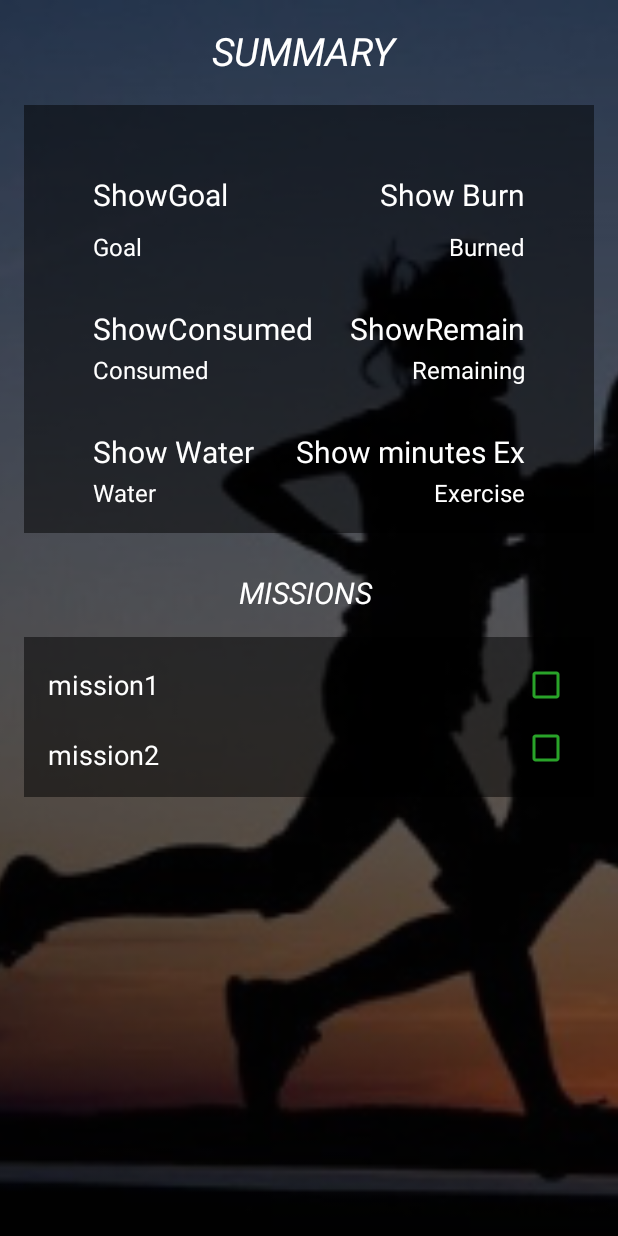
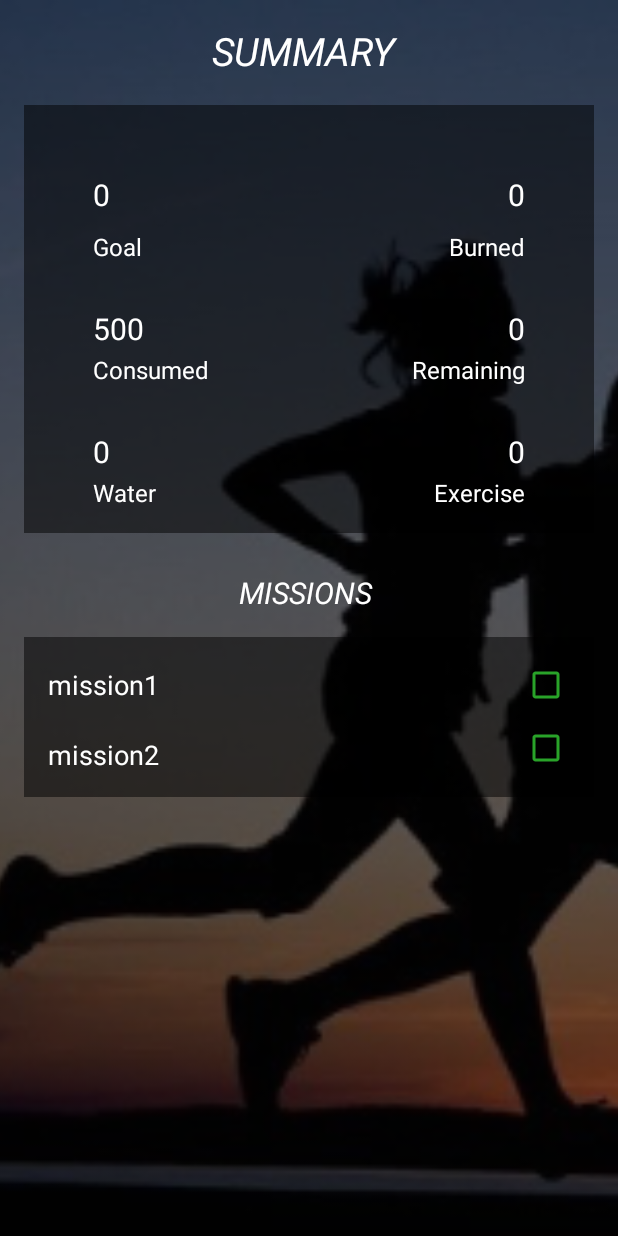
Before and after one commit to l3alanz/Final-project, an Android app: the screen it shows after launch (SummaryActivity), after a tap on "SUMMARY", on a phone screen of 412 x 824 dp. Run offline under Robolectric (Android 15) with nearby library versions, the phone set to English and light mode, and no system bars; libraries missing offline, so code that uses them is left out: com.inthecheesefactory.thecheeselibrary; 1 statement that could not run was skipped; 1 other tap on this screen came first.

Commit message:
Data Activity Update 2

```diff
--- a/app/src/main/java/com/example/nicha/finalproject/Service/ActivityRecordService.java
+++ b/app/src/main/java/com/example/nicha/finalproject/Service/ActivityRecordService.java
@@ -1,7 +1,14 @@
 package com.example.nicha.finalproject.Service;
 
 import android.content.Context;
+import android.database.Cursor;
 import android.database.sqlite.SQLiteDatabase;
+
+import com.example.nicha.finalproject.Model.ActivityRecord;
+import com.example.nicha.finalproject.Model.FoodRecord;
+
+import java.util.ArrayList;
+import java.util.List;
 
 /**
  * Created by Trinity on 4/18/2017.
@@ -14,6 +21,24 @@ public class ActivityRecordService {
 
     public ActivityRecordService(Context ctx){
         this.ctx = ctx;
-        mDb = mHelper.getWritableDatabase();
+        mHelper = new Database(ctx);
+    }
+
+    public List<String> getMinute(){
+        List<String> summary = new ArrayList<String>();
+        mDb = mHelper.getReadableDatabase();
+        Cursor cursor = mDb.rawQuery("SELECT SUM( " + ActivityRecord.Column.minute + ") " +
+                " FROM " + ActivityRecord.TABLE_NAME  + " WHERE " + ActivityRecord.Column.updatedDate + " = date()", null);
+        if (cursor != null) {
+            cursor.moveToFirst();
+        }
+
+        while ( !cursor.isAfterLast() ){
+            summary.add(cursor.getString(0));
+            cursor.moveToNext();
+        }
+        mDb.close();
+        mHelper.close();
+        return summary;
     }
 }
--- a/app/src/main/java/com/example/nicha/finalproject/Service/Database.java
+++ b/app/src/main/java/com/example/nicha/finalproject/Service/Database.java
@@ -226,7 +226,7 @@ public class Database extends SQLiteOpenHelper {
 
         // Create food record
         String CREATE_FOOD_RECORD_TABLE = String.format("CREATE TABLE %s " +
-                        "(%s INTEGER PRIMARY KEY  AUTOINCREMENT, %s TEXT, %s DOUBLE, %s DOUBLE, %s DOUBLE, %s DOUBLE, %s INTEGER, %s DOUBLE, %s TIMESTAMP)",
+                        "(%s INTEGER PRIMARY KEY  AUTOINCREMENT, %s TEXT, %s DOUBLE, %s DOUBLE, %s DOUBLE, %s DOUBLE, %s INTEGER, %s DOUBLE, %s DATE DEFAULT CURRENT_DATE)",
                 FoodRecord.TABLE_NAME,
                 FoodRecord.Column.id,
                 FoodRecord.Column.itemName,
@@ -238,10 +238,29 @@ public class Database extends SQLiteOpenHelper {
                 FoodRecord.Column.totalCalories,
                 FoodRecord.Column.updatedDate);
         db.execSQL(CREATE_FOOD_RECORD_TABLE);
+       // set food
+        String itemName = "Pizza" ;
+        double calories = 250;
+        double totalFat = 0;
+        double carb = 0;
+        double protein = 0;
+        int serving = 2;
+        double totalCalories = 2*calories;
+        db.execSQL("INSERT INTO " + FoodRecord.TABLE_NAME
+                + " (" + FoodRecord.Column.itemName + ","
+                + FoodRecord.Column.calories + ","
+                + FoodRecord.Column.totalFat + ","
+                + FoodRecord.Column.carb + ","
+                + FoodRecord.Column.protein + ","
+                + FoodRecord.Column.serving + ","
+                + FoodRecord.Column.totalCalories + ") VALUES ('" + itemName
+                + "', '" + calories+ "', '" + totalFat
+                + "', '" + carb+ "', '" + protein
+                + "', '" + serving+ "', '" + totalCalories + "');");
 
         // Create activity record
         String CREATE_ACTIVITY_RECORD_TABLE = String.format("CREATE TABLE %s " +
-                        "(%s INTEGER PRIMARY KEY  AUTOINCREMENT, %s TEXT, %s DOUBLE, %s INTEGER, %s DOUBLE, %s TIMESTAMP)",
+                        "(%s INTEGER PRIMARY KEY  AUTOINCREMENT, %s TEXT, %s DOUBLE, %s INTEGER, %s DOUBLE, %s DATE DEFAULT CURRENT_DATE)",
                 ActivityRecord.TABLE_NAME,
                 ActivityRecord.Column.id,
                 ActivityRecord.Column.activityName,
--- a/app/src/main/java/com/example/nicha/finalproject/Service/FoodRecordService.java
+++ b/app/src/main/java/com/example/nicha/finalproject/Service/FoodRecordService.java
@@ -1,7 +1,14 @@
 package com.example.nicha.finalproject.Service;
 
 import android.content.Context;
+import android.database.Cursor;
 import android.database.sqlite.SQLiteDatabase;
+import android.util.Log;
+
+import com.example.nicha.finalproject.Model.FoodRecord;
+
+import java.util.ArrayList;
+import java.util.List;
 
 /**
  * Created by Trinity on 4/18/2017.
@@ -14,6 +21,23 @@ public class FoodRecordService {
 
     public FoodRecordService(Context ctx){
         this.ctx = ctx;
-        mDb = mHelper.getWritableDatabase();
+        mHelper = new Database(ctx);
+    }
+    public List<String> getConsume(){
+        List<String> summary = new ArrayList<String>();
+        mDb = mHelper.getReadableDatabase();
+        Cursor cursor = mDb.rawQuery("SELECT SUM( " + FoodRecord.Column.totalCalories + ") " +
+                " FROM " + FoodRecord.TABLE_NAME  + " WHERE " + FoodRecord.Column.updatedDate + " = date()", null);
+        if (cursor != null) {
+            cursor.moveToFirst();
+        }
+
+        while ( !cursor.isAfterLast() ){
+            summary.add(cursor.getString(0));
+            cursor.moveToNext();
+        }
+        mDb.close();
+        mHelper.close();
+        return summary;
     }
 }
--- a/app/src/main/java/com/example/nicha/finalproject/SummaryActivity.java
+++ b/app/src/main/java/com/example/nicha/finalproject/SummaryActivity.java
@@ -2,12 +2,39 @@ package com.example.nicha.finalproject;
 
 import android.support.v7.app.AppCompatActivity;
 import android.os.Bundle;
+import android.util.Log;
+import android.widget.TextView;
+
+import com.example.nicha.finalproject.Service.FoodRecordService;
+
+import java.util.List;
 
 public class SummaryActivity extends AppCompatActivity {
-
+    TextView tvShowGoal;
+    TextView tvShowBurned;
+    TextView tvShowConsumed;
+    TextView tvShowRemaining;
+    TextView tvShowWater;
+    TextView tvShowExercise;
+    FoodRecordService poFoodRecordService;
+    List<String> summary;
     @Override
     protected void onCreate(Bundle savedInstanceState) {
         super.onCreate(savedInstanceState);
         setContentView(R.layout.activity_summary);
+        tvShowGoal = (TextView)findViewById(R.id.tvShowGoal);
+        tvShowBurned = (TextView)findViewById(R.id.tvShowBurned);
+        tvShowConsumed = (TextView)findViewById(R.id.tvShowConsumed);
+        tvShowRemaining = (TextView)findViewById(R.id.tvShowRemaining);
+        tvShowWater = (TextView)findViewById(R.id.tvShowWater);
+        tvShowExercise = (TextView)findViewById(R.id.tvShowExercise);
+        poFoodRecordService = new FoodRecordService(this);
+        summary = poFoodRecordService.getConsume();
+        String consume = clearString(String.valueOf(summary));
+        tvShowConsumed.setText(consume);
+    }
+
+    public String clearString(String s){
+        return s.substring(1, s.length() - 1);
     }
 }
--- a/app/src/main/res/layout/activity_summary.xml
+++ b/app/src/main/res/layout/activity_summary.xml
@@ -49,7 +49,7 @@
                     android:textSize="20sp"
                     android:layout_marginTop="30dp"
                     android:textColor="#ffffff"
-                    android:text="ShowGoal"/>
+                    android:text="0"/>
 
                 <TextView
                     android:id="@+id/tvGoal"
@@ -69,7 +69,7 @@
                     android:layout_marginTop="30dp"
                     android:textColor="#ffffff"
                     android:textSize="20sp"
-                    android:text="Show Burn"/>
+                    android:text="0"/>
 
 
                 <TextView
@@ -84,16 +84,6 @@
                     android:text="Burned"/>
 
                 <TextView
-                    android:id="@+id/tvShowฺConsumed"
-                    android:layout_width="wrap_content"
-                    android:layout_below="@id/tvGoal"
-                    android:layout_height="wrap_content"
-                    android:layout_marginTop="30dp"
-                    android:textSize="20sp"
-                    android:textColor="#ffffff"
-                    android:text="ShowConsumed"/>
-
-                <TextView
                     android:id="@+id/tvConsumed"
                     android:layout_width="wrap_content"
                     android:layout_height="wrap_content"
@@ -104,7 +94,7 @@
                     android:text="Consumed"/>
 
                 <TextView
-                    android:id="@+id/tvShowฺRemaining"
+                    android:id="@+id/tvShowRemaining"
                     android:layout_width="wrap_content"
                     android:layout_below="@id/tvBurned"
                     android:layout_alignParentRight="true"
@@ -112,7 +102,7 @@
                     android:textSize="20sp"
                     android:layout_marginTop="30dp"
                     android:textColor="#ffffff"
-                    android:text="ShowRemain"/>
+                    android:text="0"/>
 
                 <TextView
                     android:id="@+id/tvRemain"
@@ -126,14 +116,14 @@
                     android:text="Remaining"/>
 
                 <TextView
-                    android:id="@+id/tvShowฺWater"
+                    android:id="@+id/tvShowWater"
                     android:layout_width="wrap_content"
                     android:layout_below="@id/tvConsumed"
                     android:layout_height="wrap_content"
                     android:layout_marginTop="30dp"
                     android:textSize="20sp"
                     android:textColor="#ffffff"
-                    android:text="Show Water"/>
+                    android:text="0"/>
 
                 <TextView
                     android:id="@+id/tvWater"
@@ -146,7 +136,7 @@
                     android:text="Water"/>
 
                 <TextView
-                    android:id="@+id/tvShowฺExercise"
+                    android:id="@+id/tvShowExercise"
                     android:layout_width="wrap_content"
                     android:layout_below="@id/tvRemain"
                     android:layout_alignParentRight="true"
@@ -154,7 +144,7 @@
                     android:layout_marginTop="30dp"
                     android:textSize="20sp"
                     android:textColor="#ffffff"
-                    android:text="Show minutes Ex"/>
+                    android:text="0"/>
 
                 <TextView
                     android:id="@+id/tvExercise"
@@ -166,6 +156,18 @@
                     android:layout_below="@id/tvRemain"
                     android:layout_marginTop="60dp"
                     android:text="Exercise"/>
+
+                <TextView
+                    android:id="@+id/tvShowConsumed"
+                    android:layout_width="wrap_content"
+                    android:layout_height="wrap_content"
+                    android:textSize="20sp"
+                    android:textColor="#ffffff"
+                    android:text="0"
+                    android:layout_alignBaseline="@+id/tvShowRemaining"
+                    android:layout_alignBottom="@+id/tvShowRemaining"
+                    android:layout_alignParentLeft="true"
+                    android:layout_alignParentStart="true" />
 
             </RelativeLayout>
 
```
